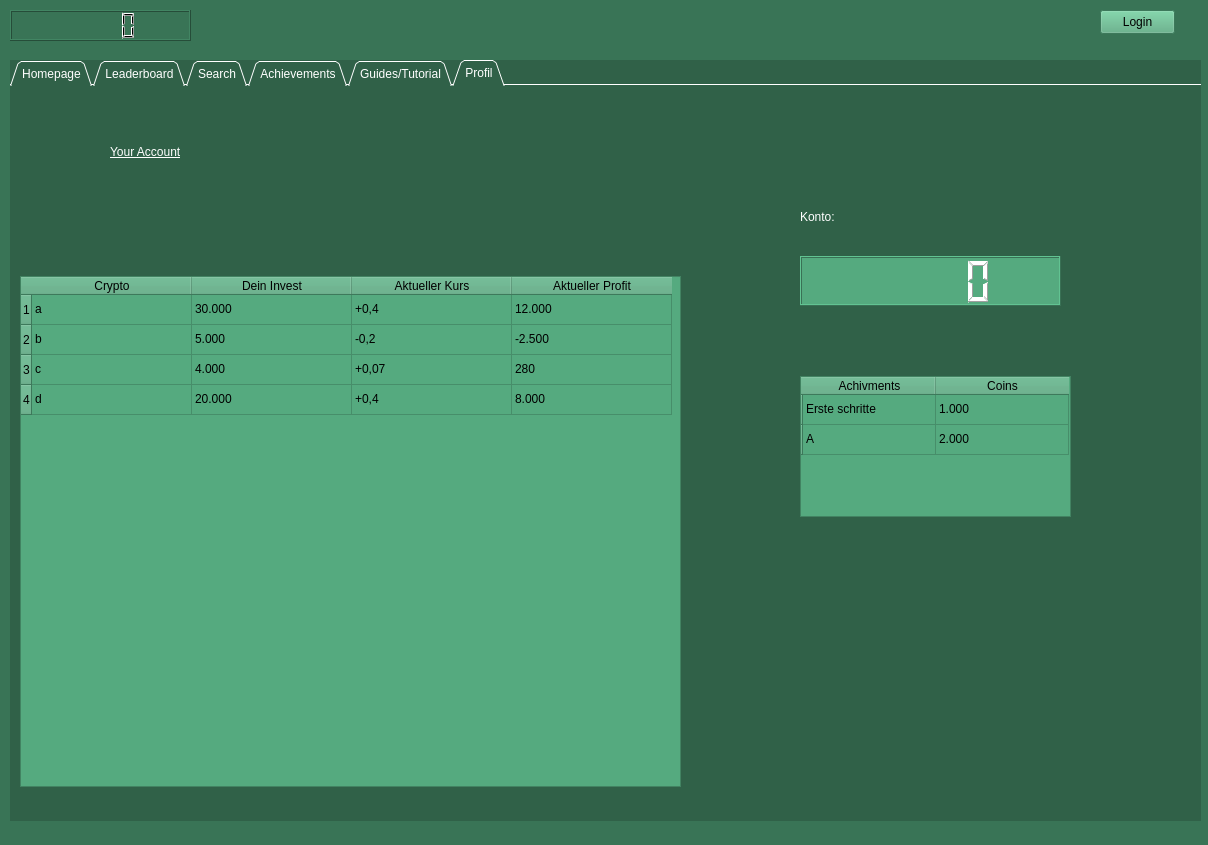
Before: the Qt Designer form client/form.ui in SushantKumarPandey/Crypto-Tradeing-App-with-fake-currency, drawn with Qt 5.
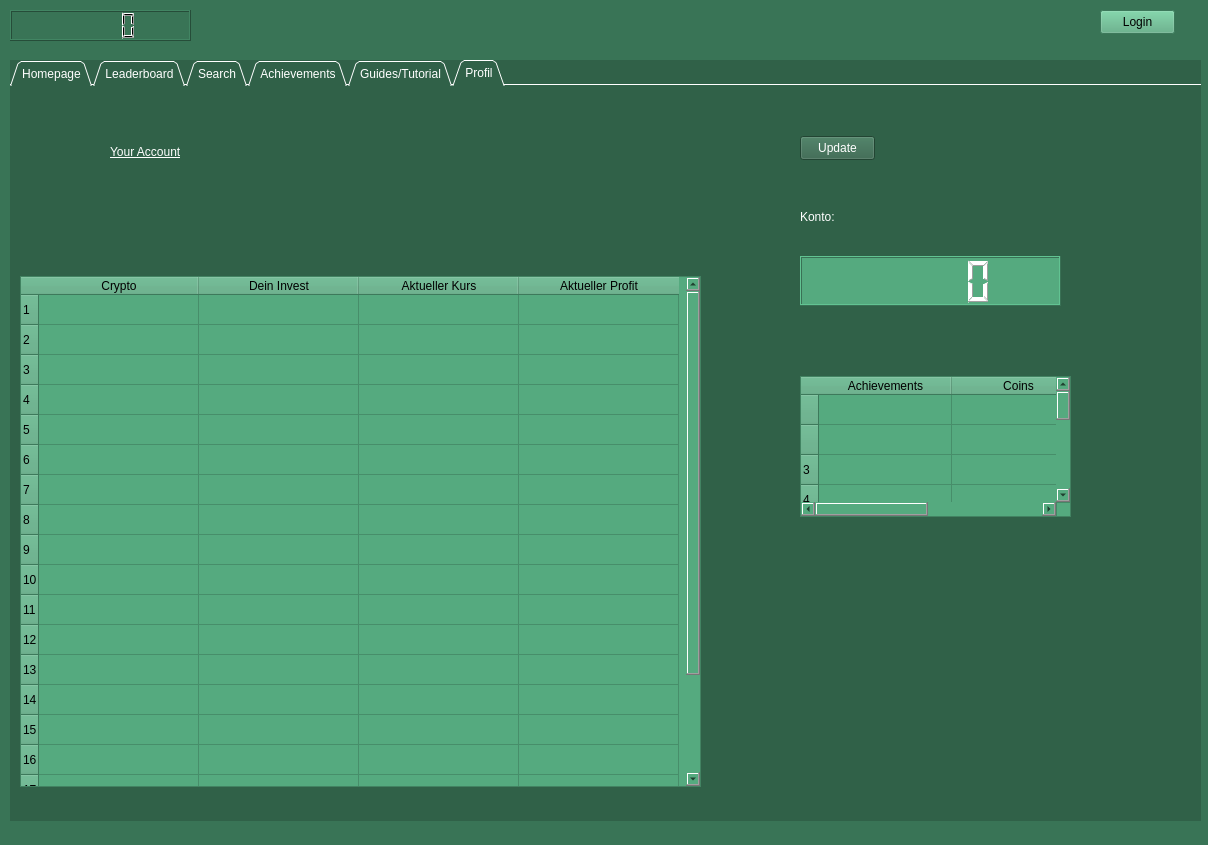
After: the same form once the commit is applied. The open tabs and pages were chosen to show the change.

```diff
--- a/client/form.ui
+++ b/client/form.ui
@@ -1018,6 +1018,9 @@
 color: rgb(0, 0, 0);
 background-color: rgb(85, 170, 127);</string>
       </property>
+      <property name="rowCount">
+       <number>10</number>
+      </property>
       <attribute name="horizontalHeaderDefaultSectionSize">
        <number>133</number>
       </attribute>
@@ -1031,9 +1034,17 @@
         <string/>
        </property>
       </row>
+      <row/>
+      <row/>
+      <row/>
+      <row/>
+      <row/>
+      <row/>
+      <row/>
+      <row/>
       <column>
        <property name="text">
-        <string>Achivments</string>
+        <string>Achievements</string>
        </property>
       </column>
       <column>
@@ -1043,22 +1054,22 @@
       </column>
       <item row="0" column="0">
        <property name="text">
-        <string>Erste schritte</string>
+        <string/>
        </property>
       </item>
       <item row="0" column="1">
        <property name="text">
-        <string>1.000</string>
+        <string/>
        </property>
       </item>
       <item row="1" column="0">
        <property name="text">
-        <string>A</string>
+        <string/>
        </property>
       </item>
       <item row="1" column="1">
        <property name="text">
-        <string>2.000</string>
+        <string/>
        </property>
       </item>
      </widget>
@@ -1087,7 +1098,7 @@
        <rect>
         <x>10</x>
         <y>190</y>
-        <width>661</width>
+        <width>681</width>
         <height>511</height>
        </rect>
       </property>
@@ -1096,6 +1107,9 @@
 color: rgb(0, 0, 0);
 background-color: rgb(85, 170, 127);</string>
       </property>
+      <property name="rowCount">
+       <number>20</number>
+      </property>
       <attribute name="horizontalHeaderDefaultSectionSize">
        <number>160</number>
       </attribute>
@@ -1103,6 +1117,22 @@
       <row/>
       <row/>
       <row/>
+      <row/>
+      <row/>
+      <row/>
+      <row/>
+      <row/>
+      <row/>
+      <row/>
+      <row/>
+      <row/>
+      <row/>
+      <row/>
+      <row/>
+      <row/>
+      <row/>
+      <row/>
+      <row/>
       <column>
        <property name="text">
         <string>Crypto</string>
@@ -1125,82 +1155,82 @@
       </column>
       <item row="0" column="0">
        <property name="text">
-        <string>a</string>
+        <string/>
        </property>
       </item>
       <item row="0" column="1">
        <property name="text">
-        <string>30.000</string>
+        <string/>
        </property>
       </item>
       <item row="0" column="2">
        <property name="text">
-        <string>+0,4</string>
+        <string/>
        </property>
       </item>
       <item row="0" column="3">
        <property name="text">
-        <string>12.000</string>
+        <string/>
        </property>
       </item>
       <item row="1" column="0">
        <property name="text">
-        <string>b</string>
+        <string/>
        </property>
       </item>
       <item row="1" column="1">
        <property name="text">
-        <string>5.000</string>
+        <string/>
        </property>
       </item>
       <item row="1" column="2">
        <property name="text">
-        <string>-0,2</string>
+        <string/>
        </property>
       </item>
       <item row="1" column="3">
        <property name="text">
-        <string>-2.500</string>
+        <string/>
        </property>
       </item>
       <item row="2" column="0">
        <property name="text">
-        <string>c</string>
+        <string/>
        </property>
       </item>
       <item row="2" column="1">
        <property name="text">
-        <string>4.000</string>
+        <string/>
        </property>
       </item>
       <item row="2" column="2">
        <property name="text">
-        <string>+0,07</string>
+        <string/>
        </property>
       </item>
       <item row="2" column="3">
        <property name="text">
-        <string>280</string>
+        <string/>
        </property>
       </item>
       <item row="3" column="0">
        <property name="text">
-        <string>d</string>
+        <string/>
        </property>
       </item>
       <item row="3" column="1">
        <property name="text">
-        <string>20.000</string>
+        <string/>
        </property>
       </item>
       <item row="3" column="2">
        <property name="text">
-        <string>+0,4</string>
+        <string/>
        </property>
       </item>
       <item row="3" column="3">
        <property name="text">
-        <string>8.000</string>
+        <string/>
        </property>
       </item>
      </widget>
@@ -1236,6 +1266,19 @@
        <string>Konto:</string>
       </property>
      </widget>
+     <widget class="QPushButton" name="updateButton">
+      <property name="geometry">
+       <rect>
+        <x>790</x>
+        <y>50</y>
+        <width>75</width>
+        <height>24</height>
+       </rect>
+      </property>
+      <property name="text">
+       <string>Update</string>
+      </property>
+     </widget>
     </widget>
    </widget>
    <widget class="QWidget" name="widget_4" native="true">
```
Left out of the diff: 59 changed lines with no effect on the pictures. Lines whose indentation alone changed are shown as unchanged.
